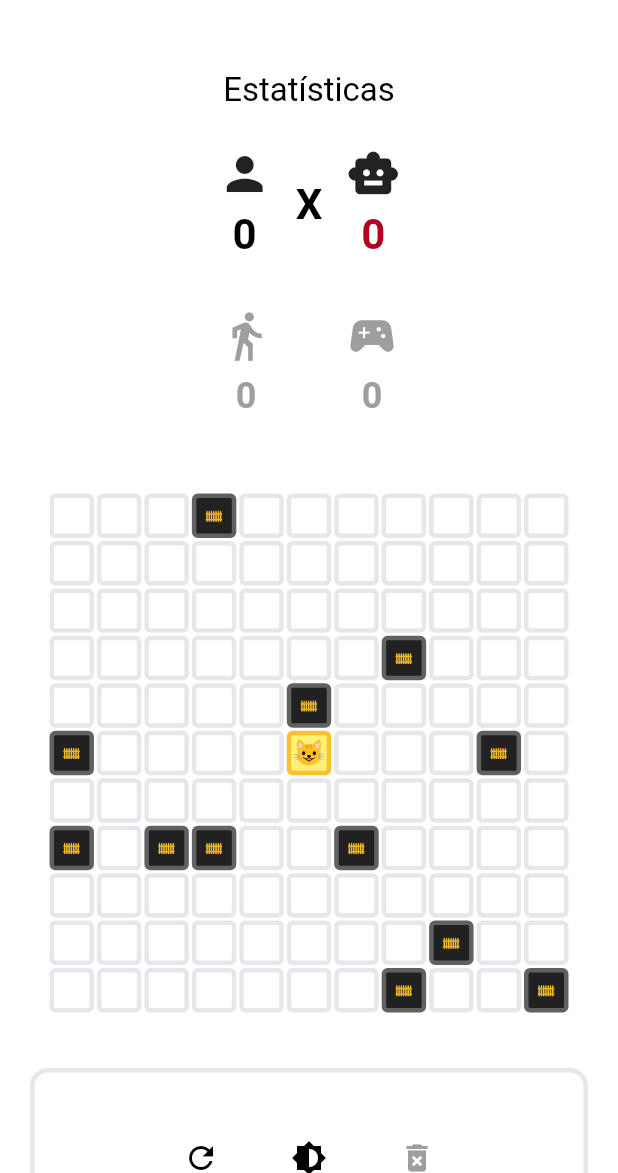
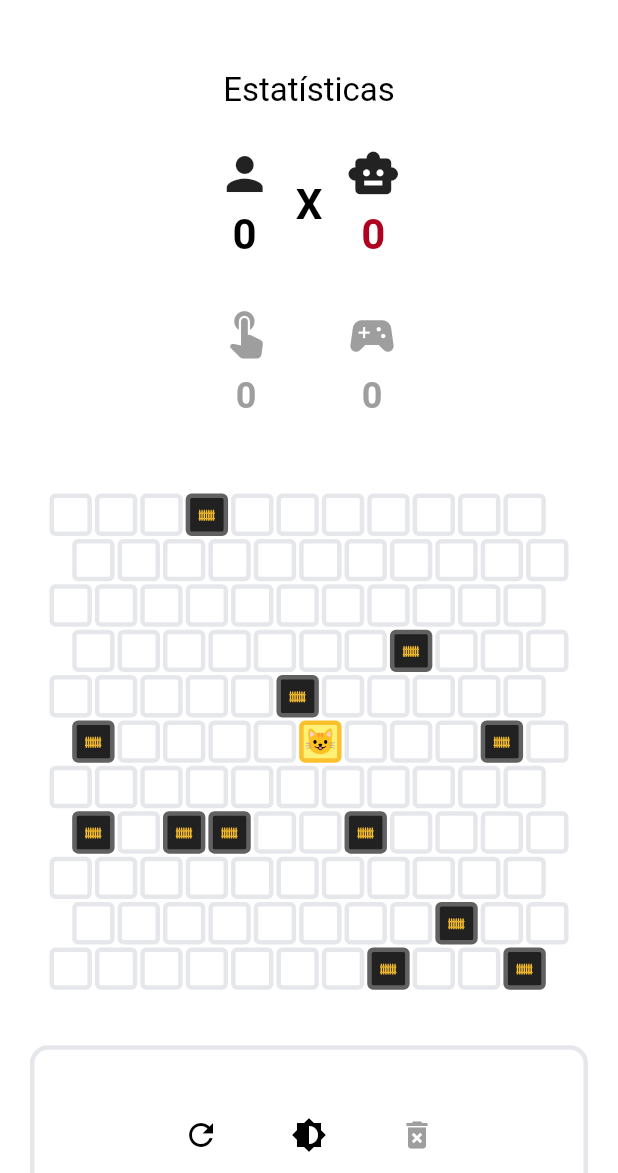
Before and after one commit to guilhermexL/chat-noir2.0, a Flutter app: the screen it shows after launch, on a phone screen of 412 x 824 dp, the part 63-1236 px from its top. Run offline on Flutter 3.47's test engine with Material 3 defaults, Android fonts, the phone set to English and light mode, and no system bars; our stand-ins replace flutter_svg, shared_preferences.

Commit message:
refactor: adjust movement and block offset

```diff
--- a/lib/main.dart
+++ b/lib/main.dart
@@ -51,7 +51,7 @@ class _ChatNoirAppState extends State<ChatNoirApp> {
   @override
   Widget build(BuildContext context) {
     return MaterialApp(
-      title: 'Chat Noir',
+      title: 'ChatNoir',
       debugShowCheckedModeBanner: false,
       themeMode: _themeMode,
       theme: ThemeData(
--- a/lib/widgets/game_board.dart
+++ b/lib/widgets/game_board.dart
@@ -17,38 +17,67 @@ class GameBoard extends StatelessWidget {
 
   @override
   Widget build(BuildContext context) {
-    return Container(
+    final rows = gameState.board.length;
+    final cols = gameState.board.isNotEmpty ? gameState.board[0].length : 0;
+
+    return Padding(
       padding: const EdgeInsets.all(16),
-      child: AspectRatio(
-        aspectRatio: 1,
-        child: Container(
-          decoration: BoxDecoration(
-            borderRadius: BorderRadius.circular(4),
-          ),
-          child: GridView.builder(
-            physics: const NeverScrollableScrollPhysics(),
-            gridDelegate: const SliverGridDelegateWithFixedCrossAxisCount(
-              crossAxisCount: 11,
-              childAspectRatio: 1,
-            ),
-            itemCount: 121, // 11x11
-            itemBuilder: (context, index) {
-              final row = index ~/ 11;
-              final col = index % 11;
+      child: LayoutBuilder(builder: (context, constraints) {
+        final maxW = constraints.maxWidth.isFinite
+            ? constraints.maxWidth
+            : MediaQuery.of(context).size.width;
+        final maxH = constraints.maxHeight.isFinite
+            ? constraints.maxHeight
+            : MediaQuery.of(context).size.height * 0.8;
+
+        final cellSizeByHeight = maxH / rows;
+        final cellSizeByWidth = maxW / (cols + 0.5);
+        final cellSize = cellSizeByHeight < cellSizeByWidth
+            ? cellSizeByHeight
+            : cellSizeByWidth;
+
+        final boardWidth = cellSize * (cols + 0.5);
+        final boardHeight = cellSize * rows;
+
+        return SingleChildScrollView(
+          scrollDirection: Axis.horizontal,
+          child: SizedBox(
+            width: boardWidth,
+            height: boardHeight,
+            child: Column(
+              mainAxisSize: MainAxisSize.min,
+              children: List.generate(rows, (row) {
+                final isOddRow = row.isOdd;
+                return SizedBox(
+                  height: cellSize,
+                  child: Row(
+                    crossAxisAlignment: CrossAxisAlignment.stretch,
+                    children: [
+                      if (isOddRow) SizedBox(width: cellSize / 2),
+                      ...List.generate(cols, (col) {
                         final position = Position(row, col);
                         final cellType = gameState.board[row][col];
                         final isSelected = selectedPosition == position;
 
-              return HexCell(
+                        return SizedBox(
+                          width: cellSize,
+                          height: cellSize,
+                          child: HexCell(
                             position: position,
                             cellType: cellType,
                             isSelected: isSelected,
                             onTap: () => onCellTap(position),
+                          ),
                         );
-            },
+                      }),
+                    ],
                   ),
+                );
+              }),
             ),
           ),
         );
+      }),
+    );
   }
 }
--- a/lib/widgets/game_controls.dart
+++ b/lib/widgets/game_controls.dart
@@ -69,7 +69,7 @@ class GameControls extends StatelessWidget {
                     splashRadius: 24,
                   ),
                 ),
-                SizedBox(width: 16),
+                const SizedBox(width: 16),
                 SizedBox(
                   width: 56,
                   height: 56,
@@ -80,7 +80,7 @@ class GameControls extends StatelessWidget {
                     splashRadius: 24,
                   ),
                 ),
-                SizedBox(width: 16),
+                const SizedBox(width: 16),
                 SizedBox(
                   width: 56,
                   height: 56,
--- a/lib/widgets/game_stats.dart
+++ b/lib/widgets/game_stats.dart
@@ -49,7 +49,7 @@ class GameStats extends StatelessWidget {
                 'X',
                 style: Theme.of(context).textTheme.headlineMedium?.copyWith(
                       fontWeight: FontWeight.bold,
-                      color: colorScheme.onBackground,
+                      color: colorScheme.onSurface,
                     ),
               ),
               const SizedBox(width: 16),
@@ -74,7 +74,7 @@ class GameStats extends StatelessWidget {
             children: [
               _iconStat(
                 context,
-                icon: const Icon(Icons.directions_walk),
+                icon: const Icon(Icons.touch_app_rounded),
                 value: moves.toString(),
                 color: colorScheme.secondary,
               ),
```
Also changed, not shown: lib/services/game_logic.dart (+44 -21 lines), lib/services/minimax_ai.dart (+10 -29 lines). Lines whose indentation alone changed are shown as unchanged.
